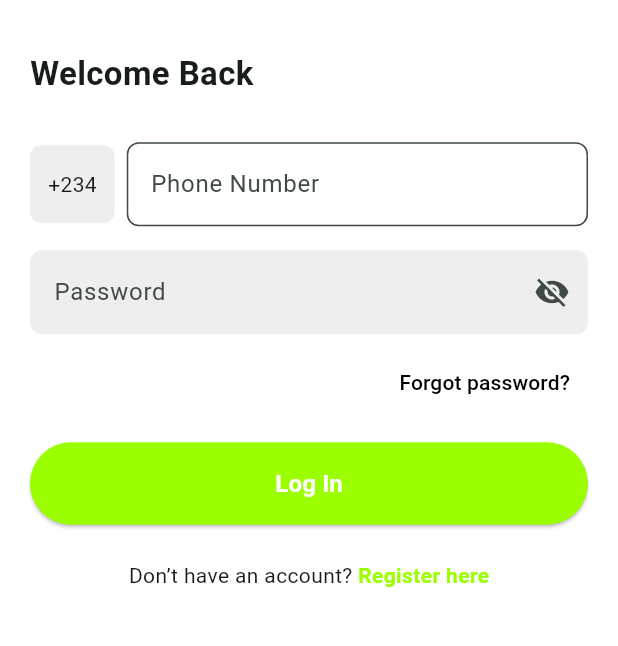
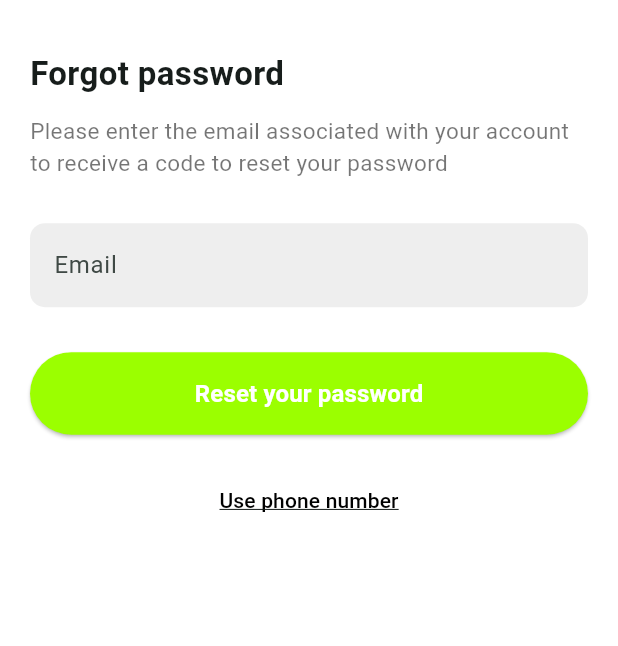
Before and after one commit to SoftyNg/lightman, a Flutter app: the LoginScreen screen opened directly, after a tap on "Forgot password?", on a phone screen of 412 x 824 dp, the part 161-807 px from its top. Run offline on Flutter 3.47's test engine with Material 3 defaults, Android fonts, the light colour scheme and no system bars; our stand-ins replace firebase_auth, firebase_core; accounts and stored records are empty.

Commit message:
First success
Can now succesfully create an account

```diff
--- /dev/null
+++ b/lib/screens/forgot_password_screen.dart
@@ -0,0 +1,136 @@
+import 'package:flutter/material.dart';
+import 'package:lightman/constants/app_colors.dart';
+import 'package:lightman/widgets/app_logo_header.dart';
+import 'forgot_password_phone_screen.dart';
+
+class ForgotPasswordScreen extends StatefulWidget {
+  const ForgotPasswordScreen({super.key});
+
+  @override
+  State<ForgotPasswordScreen> createState() => _ForgotPasswordScreenState();
+}
+
+class _ForgotPasswordScreenState extends State<ForgotPasswordScreen> {
+  final _formKey = GlobalKey<FormState>();
+  final TextEditingController _emailController = TextEditingController();
+
+  bool _isLoading = false;
+
+  @override
+  Widget build(BuildContext context) {
+    return Scaffold(
+      backgroundColor: Colors.white,
+      appBar: AppBar(
+        surfaceTintColor: Colors.transparent,
+        backgroundColor: Colors.white,
+        elevation: 0,
+        leading: IconButton(
+          icon: const Icon(Icons.arrow_back, color: Colors.black),
+          onPressed: () => Navigator.pop(context),
+        ),
+      ),
+      body: SafeArea(
+        child: SingleChildScrollView(
+          padding: const EdgeInsets.symmetric(horizontal: 20.0, vertical: 12),
+          child: Form(
+            key: _formKey,
+            child: Column(
+              crossAxisAlignment: CrossAxisAlignment.start,
+              children: [
+                const AppLogoHeader(),
+                const SizedBox(height: 10),
+                const Text(
+                  'Forgot password',
+                  style: TextStyle(
+                    fontSize: 22,
+                    fontWeight: FontWeight.bold,
+                  ),
+                ),
+                const SizedBox(height: 12),
+                const Text(
+                  'Please enter the email associated with your account to receive a code to reset your password',
+                  style: TextStyle(
+                    fontSize: 15,
+                    color: Colors.black54,
+                  ),
+                ),
+                const SizedBox(height: 30),
+                TextFormField(
+                  controller: _emailController,
+                  keyboardType: TextInputType.emailAddress,
+                  decoration: InputDecoration(
+                    hintText: 'Email',
+                    filled: true,
+                    fillColor: Colors.grey[200],
+                    border: OutlineInputBorder(
+                      borderRadius: BorderRadius.circular(10),
+                      borderSide: BorderSide.none,
+                    ),
+                  ),
+                  validator: (value) {
+                    if (value == null ||
+                        value.isEmpty ||
+                        !value.contains('@')) {
+                      return 'Please enter a valid email';
+                    }
+                    return null;
+                  },
+                ),
+                const SizedBox(height: 30),
+                SizedBox(
+                  width: double.infinity,
+                  height: 55,
+                  child: ElevatedButton(
+                    onPressed: _isLoading
+                        ? null
+                        : () {
+                            if (_formKey.currentState!.validate()) {
+                              // TODO: Add Firebase reset logic here
+                            }
+                          },
+                    style: ElevatedButton.styleFrom(
+                      backgroundColor: AppColors.primaryGreen,
+                      shape: RoundedRectangleBorder(
+                        borderRadius: BorderRadius.circular(30),
+                      ),
+                    ),
+                    child: _isLoading
+                        ? const CircularProgressIndicator(color: Colors.white)
+                        : const Text(
+                            'Reset your password',
+                            style: TextStyle(
+                              color: Colors.white,
+                              fontWeight: FontWeight.bold,
+                              fontSize: 16,
+                            ),
+                          ),
+                  ),
+                ),
+                const SizedBox(height: 20),
+                Center(
+                  child: TextButton(
+                    onPressed: () {
+                      Navigator.pushReplacement(
+                        context,
+                        MaterialPageRoute(
+                          builder: (_) => const ForgotPasswordPhoneScreen(),
+                        ),
+                      );
+                    },
+                    child: const Text(
+                      'Use phone number',
+                      style: TextStyle(
+                        decoration: TextDecoration.underline,
+                        color: Colors.black,
+                      ),
+                    ),
+                  ),
+                ),
+              ],
+            ),
+          ),
+        ),
+      ),
+    );
+  }
+}
--- a/lib/screens/login_screen.dart
+++ b/lib/screens/login_screen.dart
@@ -2,6 +2,7 @@ import 'package:flutter/material.dart';
 import 'package:lightman/constants/app_colors.dart';
 import 'package:lightman/widgets/app_logo_header.dart';
 import 'register_screen.dart';
+import 'forgot_password_screen.dart';
 
 class LoginScreen extends StatefulWidget {
   const LoginScreen({super.key});
@@ -101,15 +102,23 @@ class _LoginScreenState extends State<LoginScreen> {
                 const SizedBox(height: 8),
                 Align(
                   alignment: Alignment.centerRight,
-                  child: TextButton(
-                    onPressed: () {
-                      // TODO: Forgot password flow
+                  child: MouseRegion(
+                    cursor: SystemMouseCursors.click,
+                    child: GestureDetector(
+                      onTap: () {
+                        Navigator.push(
+                          context,
+                          MaterialPageRoute(
+                              builder: (_) => const ForgotPasswordScreen()),
+                        );
                       },
                       child: const Text(
                         'Forgot password?',
                         style: TextStyle(
                           color: Colors.black,
                           fontWeight: FontWeight.w500,
+                          decoration: TextDecoration.underline,
+                        ),
                       ),
                     ),
                   ),
```
Also changed, not shown: lib/screens/forgot_password_phone_screen.dart (added, +165 -0 lines), 3 other files. Lines whose indentation alone changed are shown as unchanged.
